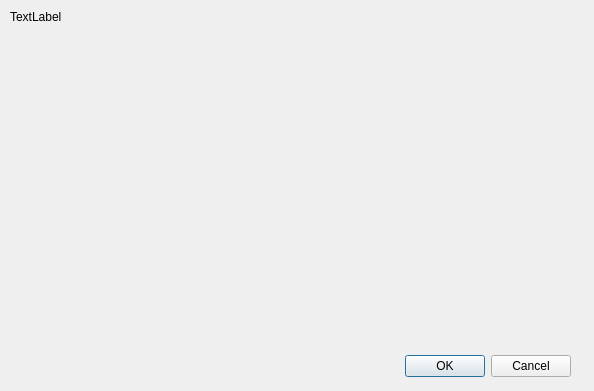
Before: the Qt Designer form safe_qgis/configurable_impact_functions_dialog_base.ui in inasafe/inasafe, drawn with Qt 5.
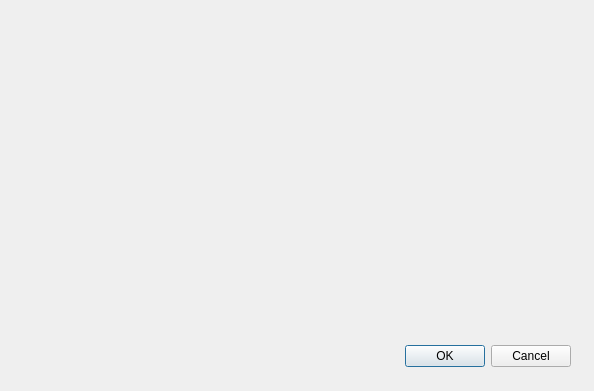
After: the same form once the commit is applied.

Commit message: improving UI of configurable impact function dialog: adding error message of ValueError

```diff
--- a/safe_qgis/configurable_impact_functions_dialog_base.ui
+++ b/safe_qgis/configurable_impact_functions_dialog_base.ui
@@ -17,7 +17,7 @@
    <property name="geometry">
     <rect>
      <x>30</x>
-     <y>350</y>
+     <y>340</y>
      <width>541</width>
      <height>32</height>
     </rect>
@@ -35,7 +35,7 @@
      <x>10</x>
      <y>80</y>
      <width>561</width>
-     <height>261</height>
+     <height>231</height>
     </rect>
    </property>
    <layout class="QFormLayout" name="editableImpactFunctionsFormLayout">
@@ -54,7 +54,7 @@
     </rect>
    </property>
    <property name="text">
-    <string>TextLabel</string>
+    <string/>
    </property>
    <property name="alignment">
     <set>Qt::AlignLeading|Qt::AlignLeft|Qt::AlignTop</set>
```
Left out of the diff: 27 changed lines with no effect on the pictures. The commit also changes 2 other files.
